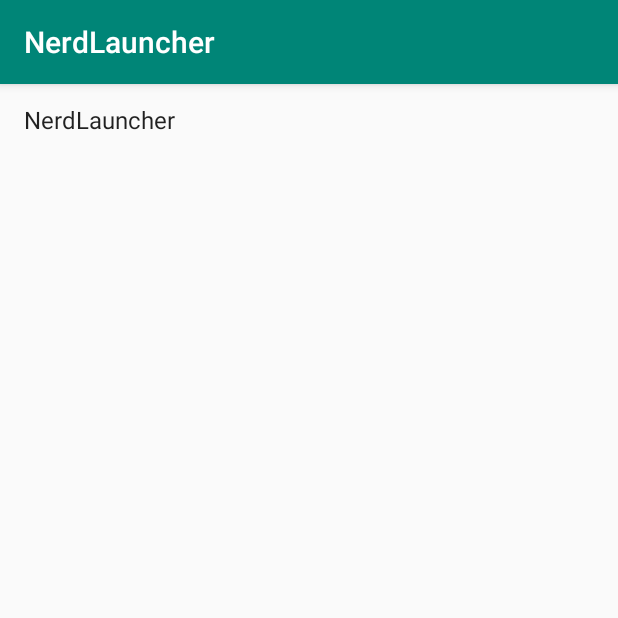
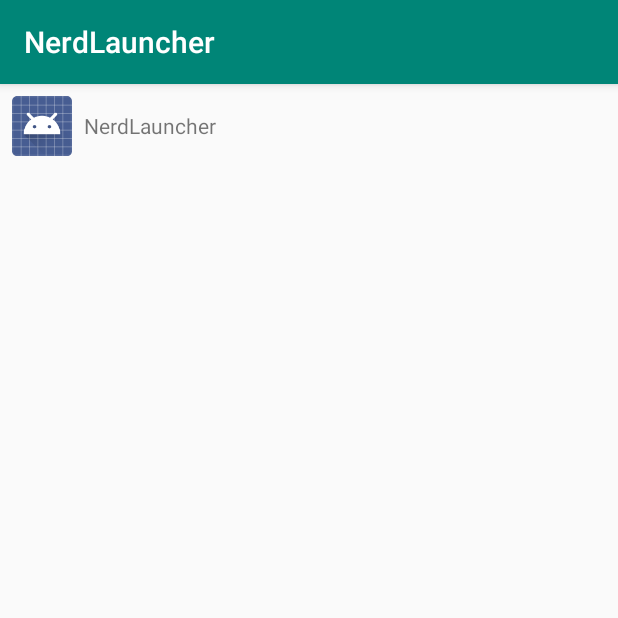
Before and after one commit to ZoharAndroid/AndroidProgramming3ed, an Android app: the screen it shows after launch (NerdLauncherActivity), on a phone screen of 412 x 824 dp, the top half of it. Run offline under Robolectric (Android 15) with nearby library versions, the phone set to English and light mode, and no system bars.

Commit message:
24章 完

```diff
--- a/NerdLauncher/app/src/main/java/com/zohar/nerdlauncher/NerdLauncherFragment.java
+++ b/NerdLauncher/app/src/main/java/com/zohar/nerdlauncher/NerdLauncherFragment.java
@@ -15,6 +15,7 @@
 import android.view.LayoutInflater;
 import android.view.View;
 import android.view.ViewGroup;
+import android.widget.ImageView;
 import android.widget.TextView;
 
 import org.w3c.dom.Text;
@@ -30,7 +31,7 @@
     private RecyclerView mRecyclerView;
 
 
-    public static Fragment newInstance(){
+    public static Fragment newInstance() {
         return new NerdLauncherFragment();
     }
 
@@ -52,8 +53,7 @@
     }
 
 
-
-     private void setAdapter(){
+    private void setAdapter() {
         Intent startIntent = new Intent(Intent.ACTION_MAIN);
         startIntent.addCategory(Intent.CATEGORY_LAUNCHER);
 
@@ -77,19 +77,25 @@
 
     private class ActivityHolder extends RecyclerView.ViewHolder implements View.OnClickListener {
 
+        private ResolveInfo mResolveInfo;
+
         private TextView mTextView;
-        private ResolveInfo mResolveInfo;
+        private ImageView mImageView;
 
         public ActivityHolder(@NonNull View itemView) {
             super(itemView);
-             mTextView = (TextView)itemView;
-             mTextView.setOnClickListener(this);
+
+            mTextView = itemView.findViewById(R.id.text_view);
+            mImageView = itemView.findViewById(R.id.image_view);
+
+            itemView.setOnClickListener(this);
         }
 
-         public void bind(ResolveInfo resolveInfo){
+        public void bind(ResolveInfo resolveInfo) {
             mResolveInfo = resolveInfo;
             PackageManager packageManager = getActivity().getPackageManager();
             String appName = resolveInfo.loadLabel(packageManager).toString();
+            mImageView.setImageDrawable(resolveInfo.loadIcon(packageManager));
             mTextView.setText(appName);
         }
 
@@ -98,15 +104,15 @@
             // 点击相应的item来启动相应的程序
             ActivityInfo activityInfo = mResolveInfo.activityInfo;
             Intent intent = new Intent(Intent.ACTION_MAIN);
-             Log.d(TAG,"activityInfo.applicationInfo.packageName:" + activityInfo.applicationInfo.packageName);
-             Log.d(TAG,"activityInfo.packageName:" + activityInfo.packageName);
+            Log.d(TAG, "activityInfo.applicationInfo.packageName:" + activityInfo.applicationInfo.packageName);
+            Log.d(TAG, "activityInfo.packageName:" + activityInfo.packageName);
             intent.setClassName(activityInfo.packageName, activityInfo.name);
             intent.setFlags(Intent.FLAG_ACTIVITY_NEW_TASK); // 为打开的任务创建新的任务栈
             startActivity(intent);
         }
     }
 
-     private class ActivityAdapter extends RecyclerView.Adapter<ActivityHolder>{
+    private class ActivityAdapter extends RecyclerView.Adapter<ActivityHolder> {
 
         private List<ResolveInfo> mResolveInfos;
 
@@ -117,7 +123,7 @@
         @NonNull
         @Override
         public ActivityHolder onCreateViewHolder(@NonNull ViewGroup viewGroup, int i) {
-             View view = LayoutInflater.from(getContext()).inflate(android.R.layout.simple_list_item_1, viewGroup, false);
+            View view = LayoutInflater.from(getContext()).inflate(R.layout.item_acitivity, viewGroup, false);
             ActivityHolder holder = new ActivityHolder(view);
             return holder;
         }
--- /dev/null
+++ b/NerdLauncher/app/src/main/res/layout/item_acitivity.xml
@@ -0,0 +1,23 @@
+<?xml version="1.0" encoding="utf-8"?>
+<LinearLayout xmlns:android="http://schemas.android.com/apk/res/android"
+    xmlns:tools="http://schemas.android.com/tools"
+    android:layout_width="match_parent"
+    android:layout_height="wrap_content"
+    android:padding="8dp"
+    android:orientation="horizontal">
+
+    <ImageView
+        android:id="@+id/image_view"
+        android:layout_width="40dp"
+        android:layout_height="40dp"
+        android:cropToPadding="true"
+        android:scaleType="fitXY" />
+
+    <TextView
+        android:layout_marginLeft="8dp"
+        android:layout_gravity="center_vertical"
+        tools:text="应用名称"
+        android:id="@+id/text_view"
+        android:layout_width="match_parent"
+        android:layout_height="wrap_content" />
+</LinearLayout>
```
Lines whose indentation alone changed are shown as unchanged.
